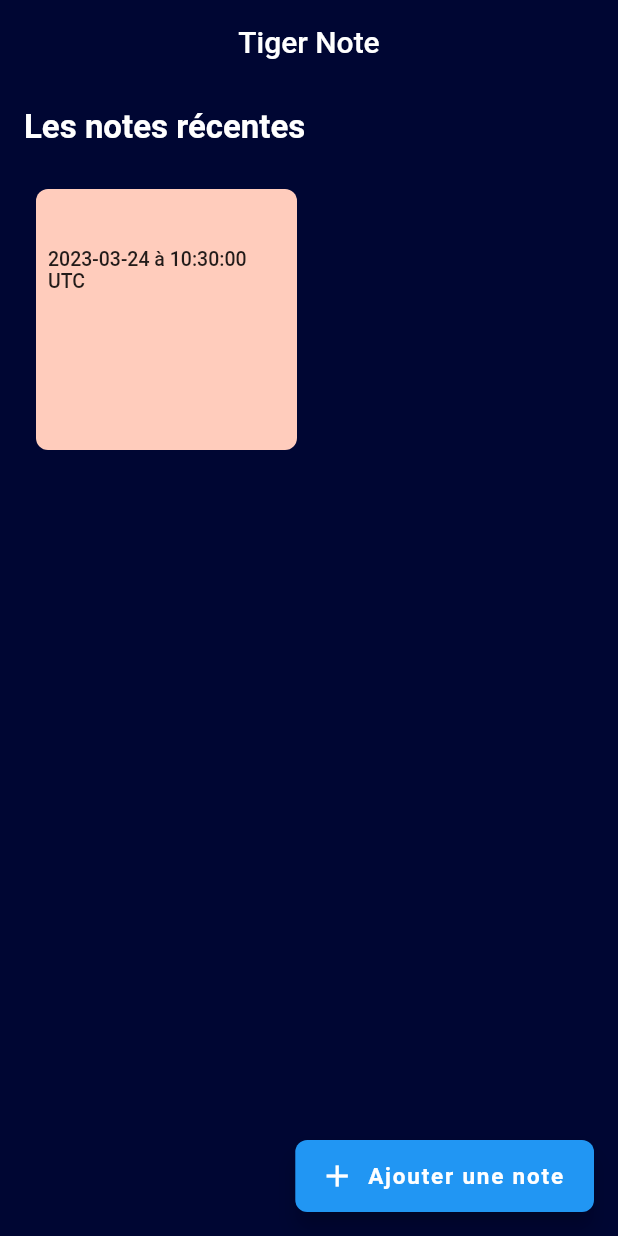
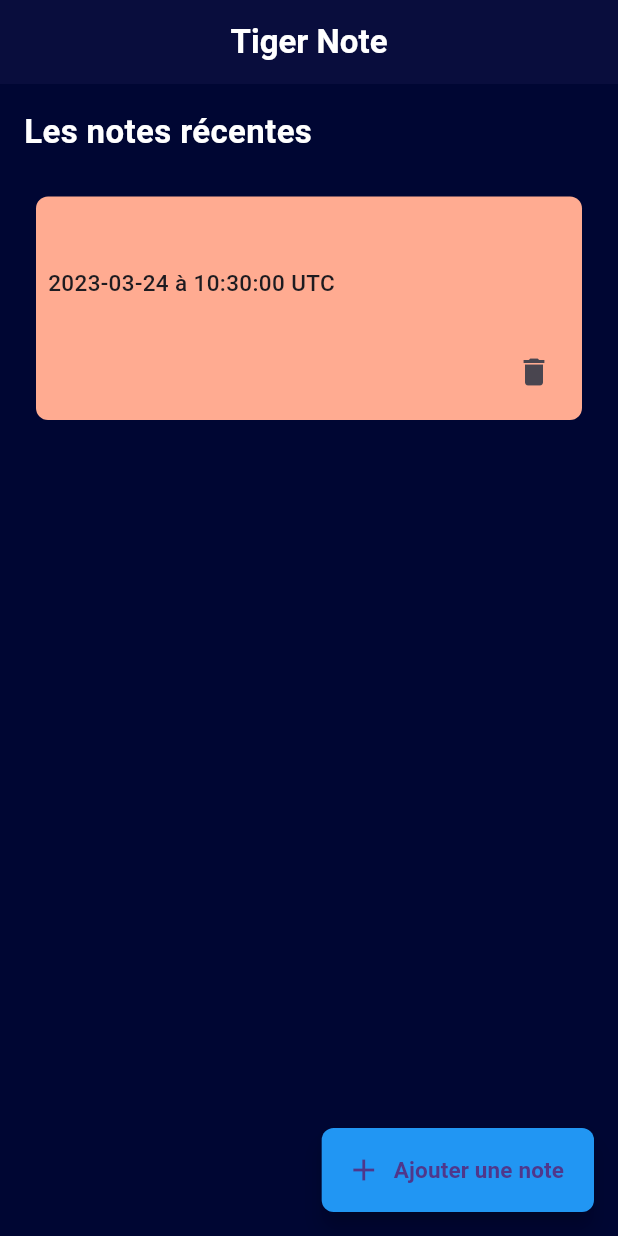
Before and after one commit to tiger-githubb/tigernote, a Flutter app: the NoteEditorScreen screen opened directly, after a tap on the "save" icon, on a phone screen of 412 x 824 dp. Run offline on Flutter 3.47's test engine with Material 2 defaults, Android fonts, the phone set to English and light mode, and no system bars; our stand-ins replace cloud_firestore, firebase_core, google_fonts; accounts and stored records are empty.

Commit message:
stable version

```diff
--- a/lib/main.dart
+++ b/lib/main.dart
@@ -1,5 +1,4 @@
 import 'package:firebase_core/firebase_core.dart';
-import 'package:flutter/cupertino.dart';
 import 'package:flutter/material.dart';
 import 'package:tigernote/screens/home_screen.dart';
 
@@ -16,14 +15,10 @@ class MyApp extends StatelessWidget {
   @override
   Widget build(BuildContext context) {
     return MaterialApp(
-      theme: ThemeData(
-        cupertinoOverrideTheme: CupertinoThemeData(
-          brightness: Brightness.dark,
-        ),
-        primarySwatch: Colors.blue,
-        visualDensity: VisualDensity.adaptivePlatformDensity,
-      ),
+      theme: ThemeData(useMaterial3: true),
+      title: 'Tiger Game Store',
       home: HomeScreen(),
+      debugShowCheckedModeBanner: false,
     );
   }
 }
--- a/lib/screens/home_screen.dart
+++ b/lib/screens/home_screen.dart
@@ -19,8 +19,8 @@ class _HomeScreenState extends State<HomeScreen> {
     return Scaffold(
       backgroundColor: AppStyle.mainColor,
       appBar: AppBar(
-        elevation: 0.0,
-        title: const Text('Tiger Note'),
+        elevation: 4.0,
+        title: const Text('Tiger Note' ,style: TextStyle(color:Colors.white , fontWeight: FontWeight.w600)),
         centerTitle: true,
         backgroundColor: AppStyle.mainColor,
       ),
@@ -64,10 +64,7 @@ class _HomeScreenState extends State<HomeScreen> {
                         ),
                       );
                     }
-                    return GridView.builder(
-                      gridDelegate: SliverGridDelegateWithFixedCrossAxisCount(
-                        crossAxisCount: 2,
-                      ),
+                    return ListView.builder(
                       itemCount: snapshot.data!.docs.length,
                       itemBuilder: (context, index) {
                         var note = snapshot.data!.docs[index];
@@ -110,3 +107,6 @@ class _HomeScreenState extends State<HomeScreen> {
     );
   }
 }
+void deleteNote(String id) async {
+  await FirebaseFirestore.instance.collection('Notes').doc(id).delete();
+}
--- a/lib/screens/note_editor.dart
+++ b/lib/screens/note_editor.dart
@@ -35,6 +35,7 @@ class _NoteEditorScreenState extends State<NoteEditorScreen> {
           children: [
             TextField(
               controller: _TitleController,
+              autofocus: true,
               decoration: InputDecoration(border: InputBorder.none,
               hintText:'Le Titre de la note'
               ),
--- a/lib/screens/note_reader.dart
+++ b/lib/screens/note_reader.dart
@@ -17,6 +17,8 @@ class _NoteReaderScreenState extends State<NoteReaderScreen> {
     return Scaffold(
       backgroundColor: AppStyle.cardsColor[color],
       appBar: AppBar(
+              title: Text( widget.doc['note_title'] ,style: TextStyle(color:Colors.black, fontWeight: FontWeight.w600)),
+
         backgroundColor: AppStyle.cardsColor[color],
         elevation: 0.0,
       ),
@@ -25,12 +27,8 @@ class _NoteReaderScreenState extends State<NoteReaderScreen> {
         child: Column(
           crossAxisAlignment: CrossAxisAlignment.start,
           children: [
-            Text(
-              widget.doc['note_title'],
-              style: AppStyle.mainTitle,
-            ),
             SizedBox(
-              height: 23,
+              height: 5,
             ),
           Text(
             widget.doc["creation_date"],
--- a/lib/style/app_style.dart
+++ b/lib/style/app_style.dart
@@ -8,31 +8,31 @@ class AppStyle {
 
   static List<Color> cardsColor = [
     Colors.white,
-    Colors.red.shade100,
-    Colors.pink.shade100,
-    Colors.orange.shade100,
-    Colors.yellow.shade100,
-    Colors.green.shade100,
-    Colors.blue.shade100,
-    Colors.blueGrey.shade100,
-    Colors.deepPurple.shade100,
-    Colors.teal.shade100,
-    Colors.indigo.shade100,
-    Colors.purple.shade100,
-    Colors.lightBlue.shade100,
-    Colors.amber.shade100,
-    Colors.lime.shade100,
-    Colors.cyan.shade100,
-    Colors.deepOrange.shade100,
-    Colors.brown.shade100,
+    Colors.red.shade200,
+    Colors.pink.shade200,
+    Colors.orange.shade200,
+    Colors.yellow.shade200,
+    Colors.green.shade200,
+    Colors.blue.shade200,
+    Colors.blueGrey.shade200,
+    Colors.deepPurple.shade200,
+    Colors.teal.shade200,
+    Colors.indigo.shade200,
+    Colors.purple.shade200,
+    Colors.lightBlue.shade200,
+    Colors.amber.shade200,
+    Colors.lime.shade200,
+    Colors.cyan.shade200,
+    Colors.deepOrange.shade200,
+    Colors.brown.shade200,
   ];
 
   static TextStyle mainTitle =
-      GoogleFonts.roboto(fontSize: 18.0, fontWeight: FontWeight.bold);
+      GoogleFonts.roboto(fontSize: 20.0, fontWeight: FontWeight.bold);
 
   static TextStyle mainContent =
-      GoogleFonts.nunito(fontSize: 16.0, fontWeight: FontWeight.normal);
+      GoogleFonts.nunito(fontSize: 18.0, fontWeight: FontWeight.normal);
 
   static TextStyle dateTitle =
-      GoogleFonts.roboto(fontSize: 13.0, fontWeight: FontWeight.w500);
+      GoogleFonts.roboto(fontSize: 15.0, fontWeight: FontWeight.w500);
 }
--- a/lib/widgets/note_card.dart
+++ b/lib/widgets/note_card.dart
@@ -2,6 +2,8 @@ import 'package:cloud_firestore/cloud_firestore.dart';
 import 'package:flutter/material.dart';
 import 'package:tigernote/style/app_style.dart';
 import 'package:intl/intl.dart';
+
+import '../screens/home_screen.dart';
 
 Widget noteCard(
     Function(QueryDocumentSnapshot)? onTap, QueryDocumentSnapshot doc) {
@@ -27,13 +29,21 @@ Widget noteCard(
           Text(
             doc["creation_date"],
             style: AppStyle.dateTitle,
+            maxLines: 1,
           ),
 
-          SizedBox(
-            height: 12,
+          Text(doc["note_content"], style: AppStyle.mainContent, maxLines: 2),
+
+          // Add delete button
+          Row(
+           mainAxisAlignment: MainAxisAlignment.end,
+              children: [
+                IconButton(
+                  icon: Icon(Icons.delete),
+                  onPressed: () => deleteNote(doc.id),
+                ),
+              ],
           ),
-          Text(doc["note_content"], style: AppStyle.mainContent, maxLines: 4)
-          // limit worlds to 10 ?
         ],
       ),
     ),
```
